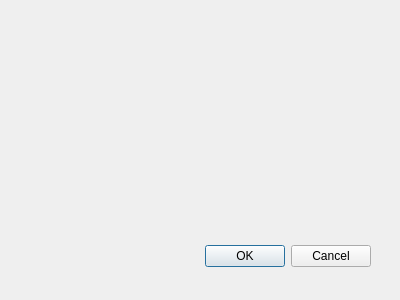
Qt form EX4/Inheritance/dialog.ui (JoonasPel/tie-02402-ohj3_2019-2020) before a commit.
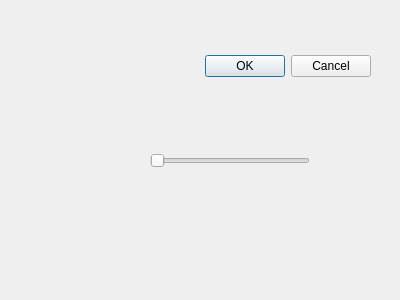
The same form after that commit.

```diff
--- a/EX4/Inheritance/dialog.ui
+++ b/EX4/Inheritance/dialog.ui
@@ -19,7 +19,7 @@
    <property name="geometry">
     <rect>
      <x>30</x>
-     <y>240</y>
+     <y>50</y>
      <width>341</width>
      <height>32</height>
     </rect>
@@ -31,6 +31,25 @@
     <set>QDialogButtonBox::Cancel|QDialogButtonBox::Ok</set>
    </property>
   </widget>
+  <widget class="QSlider" name="horizontalSlider">
+   <property name="geometry">
+    <rect>
+     <x>150</x>
+     <y>150</y>
+     <width>160</width>
+     <height>22</height>
+    </rect>
+   </property>
+   <property name="minimum">
+    <number>1</number>
+   </property>
+   <property name="maximum">
+    <number>10</number>
+   </property>
+   <property name="orientation">
+    <enum>Qt::Horizontal</enum>
+   </property>
+  </widget>
  </widget>
  <pixmapfunction/>
  <resources/>
```
Left out of the diff: 5 changed lines with no effect on the pictures.
